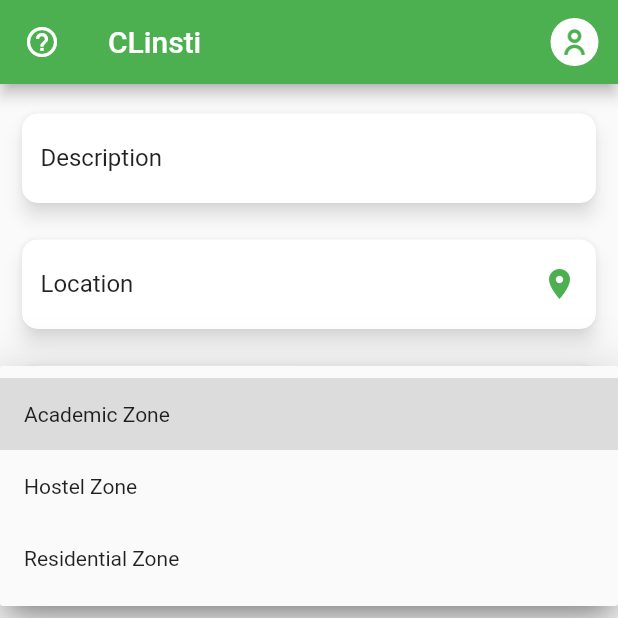
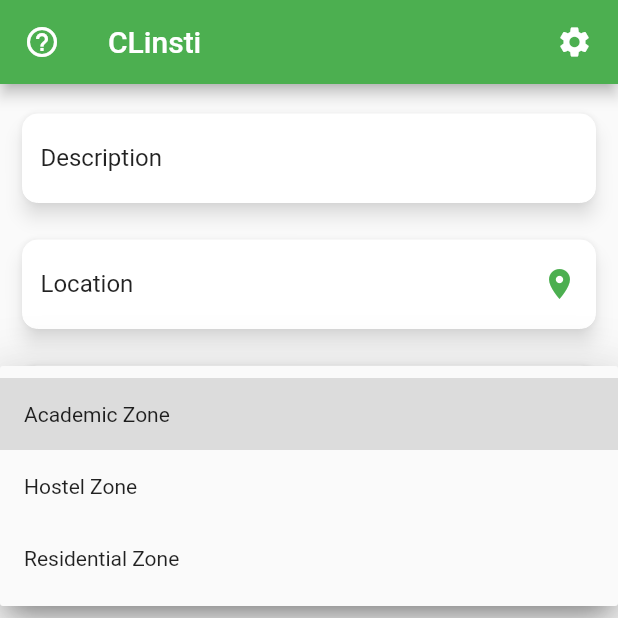
Before and after one commit to WebOps-and-Blockchain-Club/clinsti-mobile-client, a Flutter app: the HomeScreen screen opened directly, after a tap on "zone", on a phone screen of 412 x 824 dp, the top half of it. Run offline on Flutter 3.47's test engine with Material 2 defaults, Android fonts, the phone set to English and light mode, and no system bars; our stand-ins replace flutter_image_compress, fluttertoast, geolocator, google_maps_flutter, material_design_icons_flutter, shared_preferences; missing offline and left inert: multi_image_picker; accounts and stored records are empty; network calls fail; statements that could not run were skipped.

Commit message:
complaint-list/colors

```diff
--- a/lib/screens/HomeScreen/ViewComplaints/main.dart
+++ b/lib/screens/HomeScreen/ViewComplaints/main.dart
@@ -3,6 +3,7 @@ import 'package:app_client/screens/HomeScreen/ViewComplaints/complaint_tile.dart
 import 'package:app_client/services/database.dart';
 import "package:flutter/material.dart";
 import 'package:fluttertoast/fluttertoast.dart';
+import 'package:material_design_icons_flutter/material_design_icons_flutter.dart';
 import 'package:provider/provider.dart';
 
 class ViewComplaintScreen extends StatefulWidget {
@@ -84,7 +85,9 @@ class _ViewComplaintScreenState extends State<ViewComplaintScreen> {
                 Expanded(
                     child: Padding(
                   padding: const EdgeInsets.all(8.0),
-                  child: ElevatedButton(
+                  child: IconButton(
+                    iconSize: 35,
+                    color: Colors.green,
                     onPressed: () async {
                       try {
                         await _db.prev();
@@ -99,13 +102,7 @@ class _ViewComplaintScreenState extends State<ViewComplaintScreen> {
                             fontSize: 14.0);
                       }
                     },
-                    style: ButtonStyle(
-                        backgroundColor:
-                            MaterialStateProperty.all<Color>(Colors.green)),
-                    child: Text(
-                      "<Prev",
-                      style: TextStyle(color: Colors.black),
-                    ),
+                    icon: Icon(MdiIcons.arrowLeftCircle),
                   ),
                 )),
                 // Expanded(
@@ -126,7 +123,9 @@ class _ViewComplaintScreenState extends State<ViewComplaintScreen> {
                 Expanded(
                     child: Padding(
                   padding: const EdgeInsets.all(8.0),
-                  child: ElevatedButton(
+                  child: IconButton(
+                    color: Colors.green,
+                    iconSize: 35,
                     onPressed: () async {
                       try {
                         await _db.next();
@@ -141,13 +140,7 @@ class _ViewComplaintScreenState extends State<ViewComplaintScreen> {
                             fontSize: 14.0);
                       }
                     },
-                    style: ButtonStyle(
-                        backgroundColor:
-                            MaterialStateProperty.all<Color>(Colors.green)),
-                    child: Text(
-                      "Next>",
-                      style: TextStyle(color: Colors.black),
-                    ),
+                    icon: Icon(MdiIcons.arrowRightCircle),
                   ),
                 )),
                 // Expanded(
--- a/lib/screens/HomeScreen/main.dart
+++ b/lib/screens/HomeScreen/main.dart
@@ -74,17 +74,7 @@ class _HomeScreenState extends State<HomeScreen> {
                     print(e.toString());
                   }
                 },
-                icon: CircleAvatar(
-                  child: ImageIcon(
-                    AssetImage(
-                      'assets/user-01.png',
-                    ),
-                    size: 50,
-                    color: Colors.green,
-                  ),
-                  backgroundColor: Colors.white,
-                  radius: 20,
-                )),
+                icon: Icon(Icons.settings)),
           )
         ],
       ),
```
Also changed, not shown: lib/screens/HomeScreen/ShowComplaint/showComplaint.dart (+10 -10 lines), lib/screens/HomeScreen/ViewComplaints/complaint_tile.dart (+38 -17 lines), lib/screens/Map/main.dart (+9 -2 lines).
